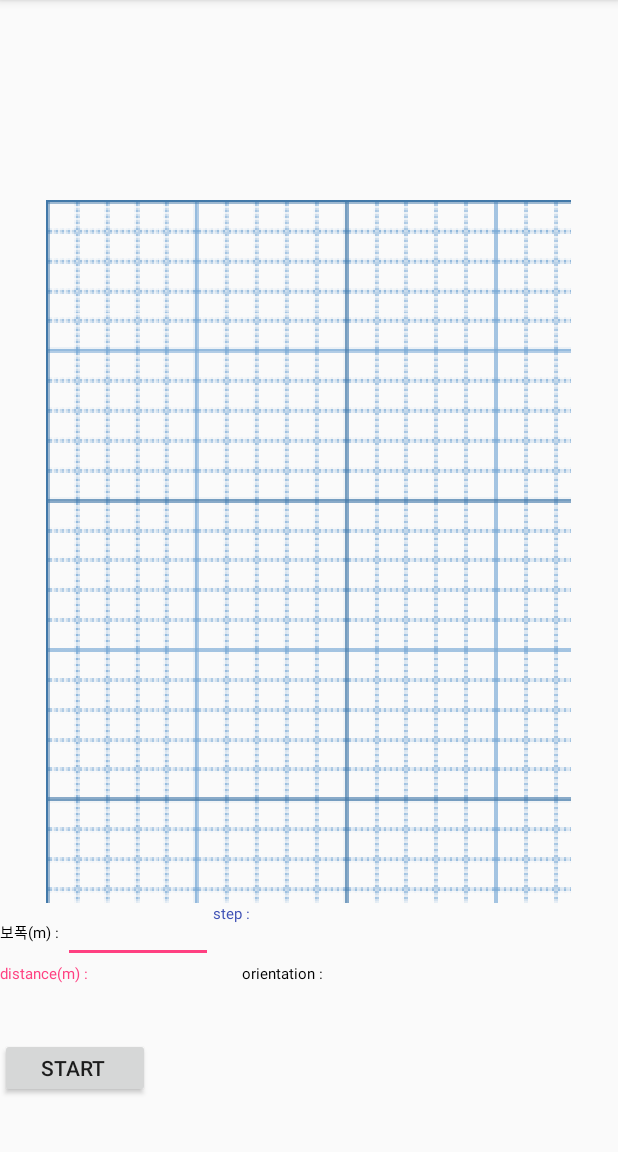
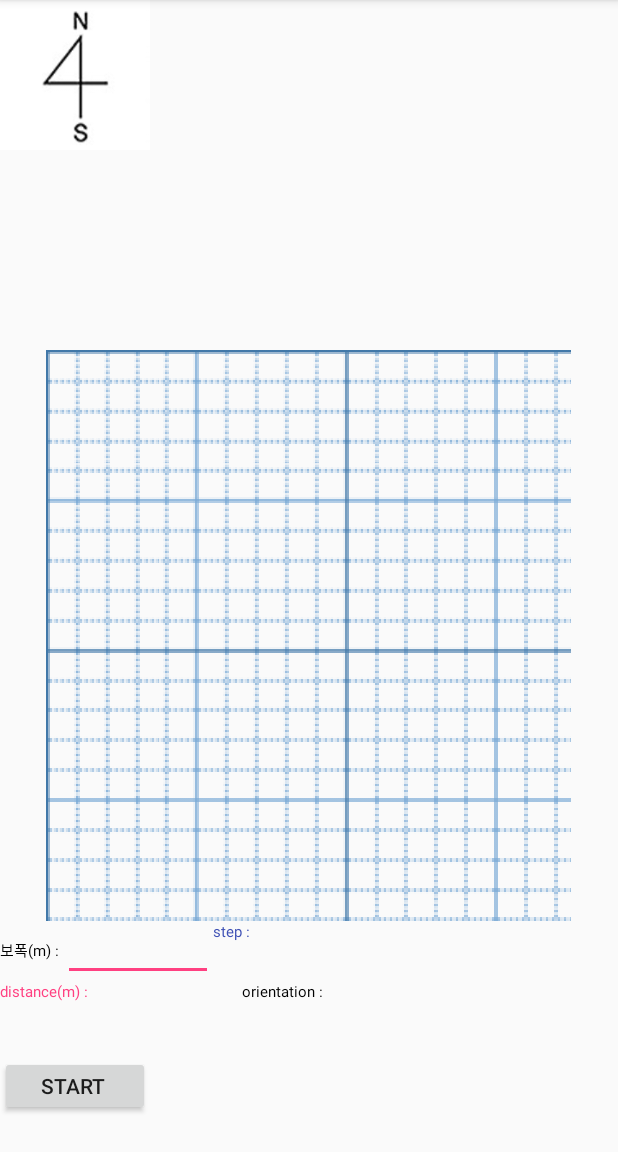
Before and after one commit to JeanPark96/Hansel_and_Gretel, an Android app: the screen it shows after launch (MainActivity), on a phone screen of 412 x 824 dp, the part 84-1236 px from its top. Run offline under Robolectric (Android 15) with nearby library versions, the phone set to English and light mode, and no system bars.

Commit message:
committed by Lee Merge(GridBitmap + Compass + AutoMark) Code

```diff
--- a/app/src/main/java/com/example/jean/mapcanvas/MainActivity.java
+++ b/app/src/main/java/com/example/jean/mapcanvas/MainActivity.java
@@ -44,7 +44,9 @@ public class MainActivity extends AppCompatActivity {
     float[] Magnetic;
     private drawCanvas showCanvas;
     ImageView canvasMap;
+    ImageView orientationImg;
     Bitmap firstBitmap;
+
     @Override
     protected void onCreate(Bundle savedInstanceState) {
         super.onCreate(savedInstanceState);
@@ -62,6 +64,9 @@ public class MainActivity extends AppCompatActivity {
         orientationText = (TextView) findViewById(R.id.orientationText);
         Btn = (Button) findViewById(R.id.button);
         walkText = (EditText) findViewById(R.id.walkText);
+
+        orientationImg = (ImageView)findViewById(R.id.orientationImg);
+        orientationImg.setRotation(0);
 
         sensorManager = (SensorManager) getSystemService(SENSOR_SERVICE);
         accelerometerSensor = sensorManager.getDefaultSensor(Sensor.TYPE_ACCELEROMETER);
@@ -124,7 +129,7 @@ public class MainActivity extends AppCompatActivity {
         public void onSensorChanged(SensorEvent event) {
             //거리 계산
             if (event.sensor.getType() == Sensor.TYPE_ACCELEROMETER) {
-               Gravity = lowPass(event.values.clone(), Gravity);
+                Gravity = lowPass(event.values.clone(), Gravity);
                 //Gravity = event.values.clone();
                 long currentTime = System.currentTimeMillis();
                 long gapOfTime = (currentTime - lastTime);
@@ -183,7 +188,7 @@ public class MainActivity extends AppCompatActivity {
         public void onSensorChanged(SensorEvent event){
             if (event.sensor.getType() == Sensor.TYPE_MAGNETIC_FIELD) {
                 Magnetic = lowPass(event.values.clone(), Magnetic);
-               // Magnetic = event.values.clone();
+                // Magnetic = event.values.clone();
 
 
             }
@@ -202,6 +207,7 @@ public class MainActivity extends AppCompatActivity {
                     SensorManager.getOrientation(R, orientation);
                     azimuth = orientation[0];
                     azimuth = (float)(azimuth * 1/radianConst);//범위가 -180~180 사이로 나옴 음수면 서쪽 양수면 동쪽이다
+                    orientationImg.setRotation(-azimuth);
                     if(azimuth<0){
                         azimuth+=360;
                     }
--- a/app/src/main/res/layout/activity_main.xml
+++ b/app/src/main/res/layout/activity_main.xml
@@ -6,6 +6,13 @@
     android:layout_height="match_parent"
     tools:context="com.example.jean.mapcanvas.MainActivity"
     android:orientation="vertical">
+
+    <ImageView
+        android:id="@+id/orientationImg"
+        android:layout_width="100dp"
+        android:layout_height="100dp"
+        android:src="@drawable/orientation"/>
+
 
     <com.example.jean.mapcanvas.drawCanvas
         android:id="@+id/drawing"
```
Also changed, not shown: app/src/main/java/com/example/jean/mapcanvas/drawCanvas.java (indentation only), app/src/main/res/drawable/orientation.jpg (added).
